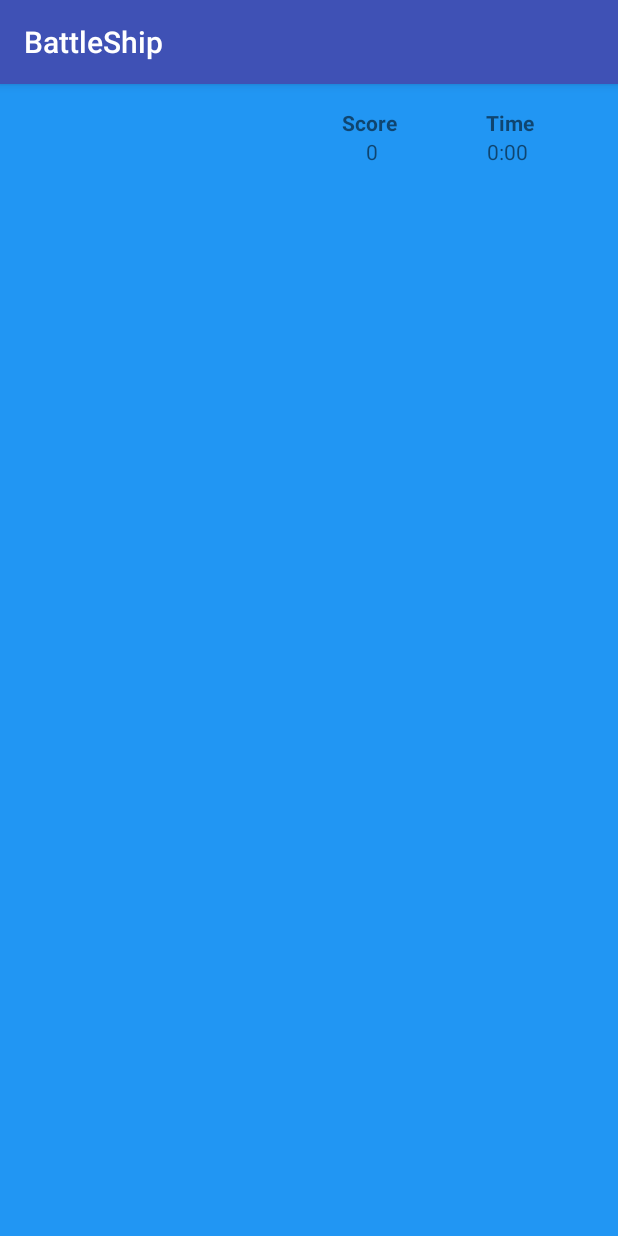
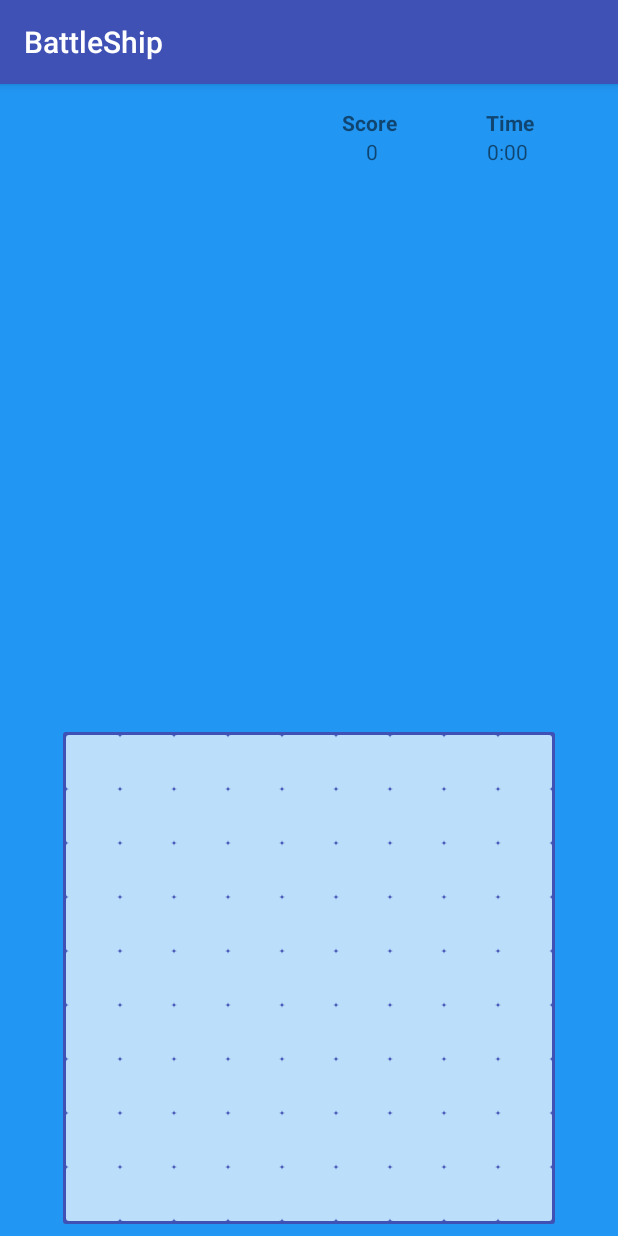
Before and after one commit to mcorrias/battleship, an Android app: the GameActivity screen opened directly, with no data from a screen before it, on a phone screen of 412 x 824 dp. Run offline under Robolectric (Android 15) with nearby library versions, the phone set to English and light mode, and no system bars.

Commit message:
game board game created

```diff
--- /dev/null
+++ b/app/src/main/java/com/example/dell/battleship/BattleFieldItem.kt
@@ -0,0 +1,6 @@
+package com.example.dell.battleship
+
+/**
+ * Created by Dell on 04/03/2018.
+ */
+class BattleFieldItem (var image : Int)
--- a/app/src/main/java/com/example/dell/battleship/GameActivity.kt
+++ b/app/src/main/java/com/example/dell/battleship/GameActivity.kt
@@ -2,11 +2,41 @@ package com.example.dell.battleship
 
 import android.support.v7.app.AppCompatActivity
 import android.os.Bundle
+import android.support.constraint.ConstraintLayout
+import android.widget.Button
+import android.widget.ImageButton
+import android.widget.TableRow
+import kotlinx.android.synthetic.main.activity_game.*
 
 class GameActivity : AppCompatActivity() {
 
     override fun onCreate(savedInstanceState: Bundle?) {
         super.onCreate(savedInstanceState)
         setContentView(R.layout.activity_game)
+        createBattleField()
+    }
+
+
+
+    fun createBattleField(){
+
+        var rows  = 8
+        var colums = 8
+
+
+        for(i in 0..rows){
+            var row = TableRow(this)
+            for(j in 0..colums){
+                val item : ImageButton = ImageButton(this)
+                item.setBackgroundResource(R.drawable.item_drawable)
+                item.setOnClickListener(){
+                    item.setBackgroundResource(R.drawable.item_missed)
+                }
+                row.addView(item)
+            }
+            board.addView(row)
+        }
+
+
     }
 }
--- /dev/null
+++ b/app/src/main/res/drawable/board_drawable.xml
@@ -0,0 +1,7 @@
+<?xml version="1.0" encoding="utf-8"?>
+<shape xmlns:android="http://schemas.android.com/apk/res/android"
+    android:shape="rectangle">
+    <solid android:color="@color/colorPrimary" />
+    <corners android:radius="2dp" />
+
+</shape>
--- /dev/null
+++ b/app/src/main/res/drawable/item_drawable.xml
@@ -0,0 +1,10 @@
+<?xml version="1.0" encoding="utf-8"?>
+<shape xmlns:android="http://schemas.android.com/apk/res/android"
+    android:shape="rectangle">
+    <solid
+        android:color="@color/buttonBackground"/>
+    <corners android:radius="2dp" />
+    <size
+        android:width="@dimen/item_dimension"
+        android:height="@dimen/item_dimension"/>
+</shape>
--- /dev/null
+++ b/app/src/main/res/drawable/item_missed.xml
@@ -0,0 +1,10 @@
+<?xml version="1.0" encoding="utf-8"?>
+<shape xmlns:android="http://schemas.android.com/apk/res/android"
+    android:shape="rectangle">
+    <solid
+        android:color="@color/colorPrimary"/>
+    <corners android:radius="2dp" />
+    <size
+        android:width="@dimen/item_dimension"
+        android:height="@dimen/item_dimension"/>
+</shape>
--- a/app/src/main/res/layout/activity_game.xml
+++ b/app/src/main/res/layout/activity_game.xml
@@ -47,13 +47,19 @@
         app:layout_constraintEnd_toEndOf="parent"
         app:layout_constraintTop_toBottomOf="@+id/textView2" />
 
-    <GridView
-        android:layout_width="368dp"
-        android:layout_height="423dp"
+    <TableLayout
+        android:id="@+id/board"
+        android:background="@drawable/board_drawable"
+        android:layout_width="wrap_content"
+        android:layout_height="wrap_content"
+        android:padding="2dp"
         android:layout_marginBottom="8dp"
         android:layout_marginEnd="8dp"
         android:layout_marginStart="8dp"
         app:layout_constraintBottom_toBottomOf="parent"
         app:layout_constraintEnd_toEndOf="parent"
         app:layout_constraintStart_toStartOf="parent" />
+
+
+
 </android.support.constraint.ConstraintLayout>
--- a/app/src/main/res/values/colors.xml
+++ b/app/src/main/res/values/colors.xml
@@ -1,6 +1,6 @@
 <?xml version="1.0" encoding="utf-8"?>
 <resources>
-    <color name="colorPrimary">#3F51B5</color>
+    <color name="colorPrimary">#3f51b5</color>
     <color name="colorPrimaryDark">#303F9F</color>
     <color name="colorAccent">#FF4081</color>
     <color name="screenBackground">#2196F3</color>
--- a/app/src/main/res/values/dimens.xml
+++ b/app/src/main/res/values/dimens.xml
@@ -2,4 +2,5 @@
     <!-- Default screen margins, per the Android Design guidelines. -->
     <dimen name="activity_horizontal_margin">16dp</dimen>
     <dimen name="activity_vertical_margin">16dp</dimen>
+    <dimen name="item_dimension">36dp</dimen>
 </resources>
```
